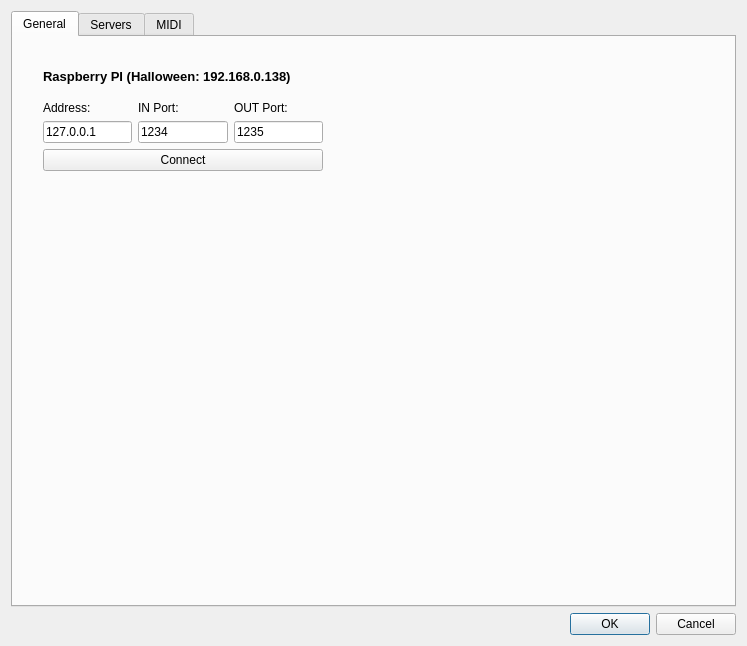
Qt form CuteCaspar/SettingsDialog.ui (geertdaelemans/CuteCaspar) before a commit.
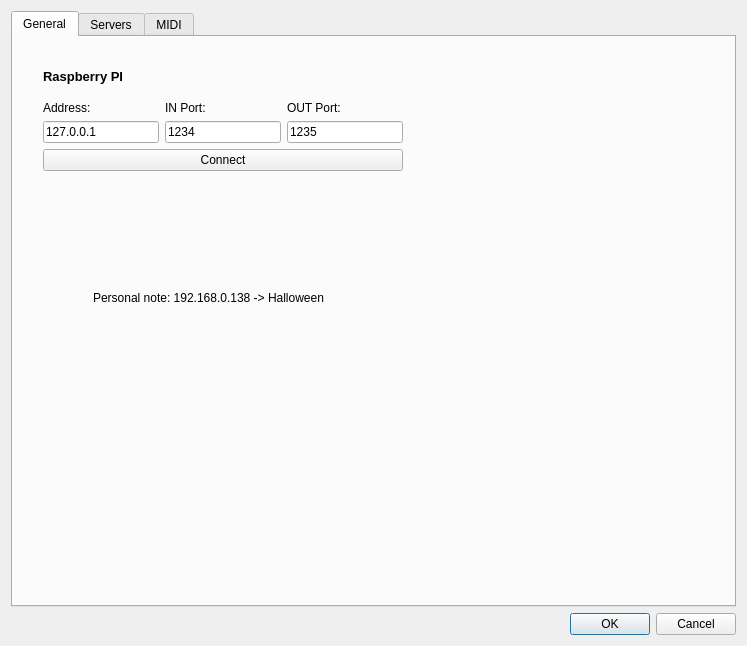
The same form after that commit. Icons and pictures are not drawn.

Commit message: Divided MIDI Control panel in effects and actions.

```diff
--- a/CuteCaspar/SettingsDialog.ui
+++ b/CuteCaspar/SettingsDialog.ui
@@ -39,7 +39,7 @@
         <rect>
          <x>30</x>
          <y>20</y>
-         <width>280</width>
+         <width>360</width>
          <height>114</height>
         </rect>
        </property>
@@ -57,7 +57,7 @@
            </font>
           </property>
           <property name="text">
-           <string>Raspberry PI (Halloween: 192.168.0.138)</string>
+           <string>Raspberry PI</string>
           </property>
          </widget>
         </item>
@@ -159,6 +159,19 @@
         <bool>true</bool>
        </property>
       </widget>
+      <widget class="QLabel" name="label_2">
+       <property name="geometry">
+        <rect>
+         <x>80</x>
+         <y>240</y>
+         <width>271</width>
+         <height>41</height>
+        </rect>
+       </property>
+       <property name="text">
+        <string>Personal note: 192.168.0.138 -&gt; Halloween</string>
+       </property>
+      </widget>
      </widget>
      <widget class="QWidget" name="Servers">
       <attribute name="title">
```
The commit also changes 2 other files.
